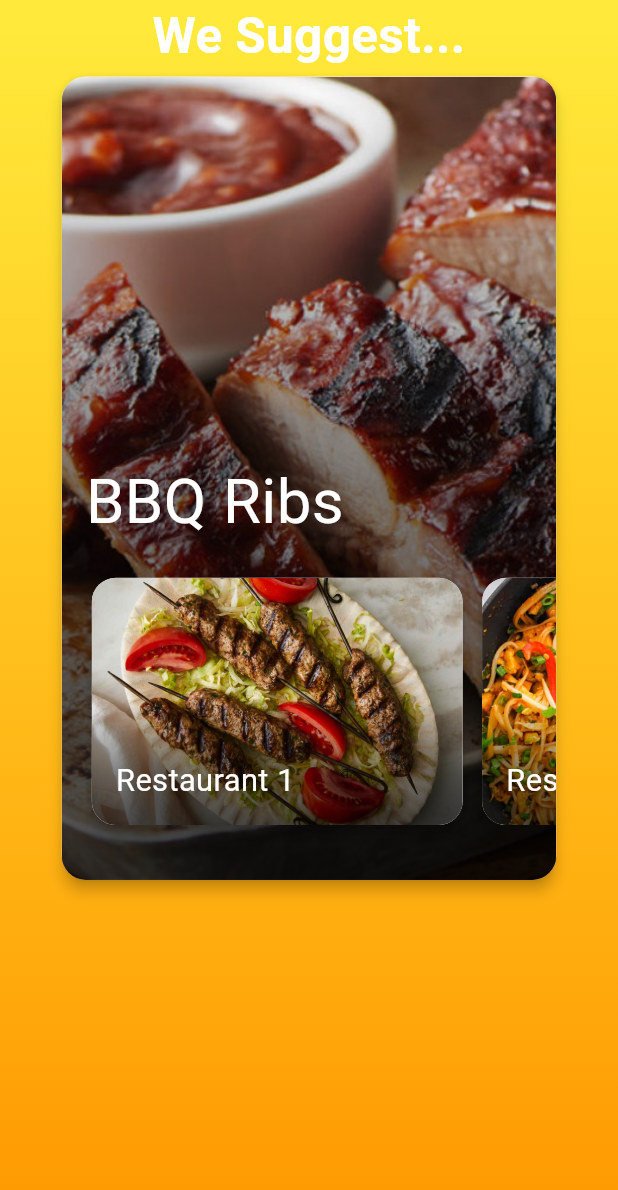
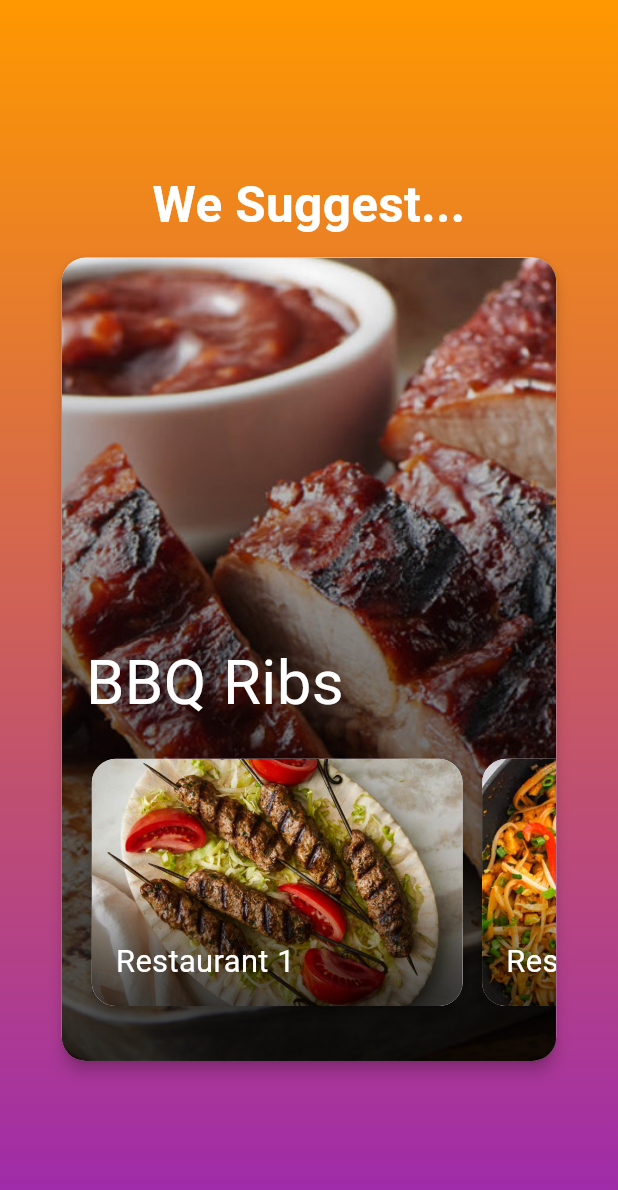
Before and after one commit to HoldenV/flavr, a Flutter app: the RecommendationPopup widget shown alone on an empty page, opened directly, on a phone screen of 412 x 824 dp. Shown: the top 1190 px of the screen. Run offline on Flutter 3.47's test engine with Material 3 defaults, Android fonts, the phone set to English and light mode, and no system bars; our stand-ins replace firebase_auth, firebase_core, flutter_card_swiper, geolocator, google_fonts, google_sign_in; accounts and stored records are empty.

Commit message:
updated recommendation popup

```diff
--- a/lib/screens/home.dart
+++ b/lib/screens/home.dart
@@ -53,7 +53,7 @@ class _HomeScreenState extends State<HomeScreen> {
     return Container(
       decoration: BoxDecoration(
         gradient: LinearGradient(
-          colors: [Colors.orange, Colors.black],
+          colors: appState.swipeCount < 7 ? [Colors.orange, Colors.black] : [Colors.purple, Colors.orange],
           stops: [0.01, 0.25],
           begin: Alignment.topCenter,
           end: Alignment.bottomCenter,
@@ -108,13 +108,7 @@ class _HomeScreenState extends State<HomeScreen> {
                 child: AnimatedSwitcher(
               duration: Duration(milliseconds: 300),
               transitionBuilder: (Widget child, Animation<double> animation) {
-                return ScaleTransition(
-                  scale: CurvedAnimation(
-                    parent: animation,
-                    curve: Curves.elasticOut, // Gives a nice pop effect
-                  ),
-                  child: child,
-                );
+                return FadeTransition(opacity: animation, child: child);
               },
               child: appState.swipeCount >= 7
                   ? RecommendationPopup()
--- a/lib/widgets/navigation_bar.dart
+++ b/lib/widgets/navigation_bar.dart
@@ -19,10 +19,10 @@ Widget useBottomNavigationBar(BuildContext context) {
               offset: const Offset(0, -1),
             ),
           ],
-          borderRadius: BorderRadius.vertical(top: Radius.circular(30.0)),
+          borderRadius: BorderRadius.vertical(top: Radius.circular(0.0)),
         ),
         child: ClipRRect(
-          borderRadius: BorderRadius.vertical(top: Radius.circular(30.0)),
+          borderRadius: BorderRadius.vertical(top: Radius.circular(0.0)),
           child: BottomNavigationBar(
             type: BottomNavigationBarType.fixed,
             currentIndex: appState.currentIndex,
--- a/lib/widgets/recommendation_popup.dart
+++ b/lib/widgets/recommendation_popup.dart
@@ -3,14 +3,59 @@ import 'package:google_fonts/google_fonts.dart';
 import 'package:provider/provider.dart';
 import 'package:flavr/providers/app_state.dart';
 
-class RecommendationPopup extends StatelessWidget {
+class RecommendationPopup extends StatefulWidget {
+  @override
+  _RecommendationPopupState createState() => _RecommendationPopupState();
+}
+
+class _RecommendationPopupState extends State<RecommendationPopup>
+    with SingleTickerProviderStateMixin {
+  late AnimationController _controller;
+  late Animation<Offset> _backgroundAnimation;
+  late Animation<double> _cardAnimation;
+
+  @override
+  void initState() {
+    super.initState();
+
+    // Set up the controller with the overall duration.
+    _controller = AnimationController(
+      duration: Duration(milliseconds: 800),
+      vsync: this,
+    );
+
+    // Background slides in from the bottom over the first 40% of the animation.
+    _backgroundAnimation = Tween<Offset>(
+      begin: Offset(0, 1),
+      end: Offset(0, 0),
+    ).animate(
+      CurvedAnimation(
+        parent: _controller,
+        curve: Interval(0.0, 0.4, curve: Curves.easeInOut),
+      ),
+    );
+
+    // Card scales in from 0 to full size, starting a bit later.
+    _cardAnimation = Tween<double>(begin: 0.0, end: 1.0).animate(
+      CurvedAnimation(
+        parent: _controller,
+        curve: Interval(0.6, 1.0, curve: Curves.elasticOut),
+      ),
+    );
+
+    _controller.forward();
+  }
+
+  @override
+  void dispose() {
+    _controller.dispose();
+    super.dispose();
+  }
+
   @override
   Widget build(BuildContext context) {
     final appState = Provider.of<AppState>(context);
     double screenWidth = MediaQuery.of(context).size.width;
-    double screenHeight = MediaQuery.of(context).size.height;
-    double iconSize = screenWidth * 0.20;
-
     return Center(
       child: Stack(
         children: [
@@ -18,35 +63,49 @@ class RecommendationPopup extends StatelessWidget {
             onTap: () {
               appState.resetSwipeCount();
             },
+            child: SlideTransition(
+              position: _backgroundAnimation,
               child: Container(
+                width: double.infinity,
+                height: double.infinity,
                 decoration: BoxDecoration(
                   gradient: LinearGradient(
-              colors: [Colors.yellow, Colors.orange],
+                    colors: [Colors.orange, Colors.purple],
                     begin: Alignment.topCenter,
                     end: Alignment.bottomCenter,
                   ),
                 ),
               ),
             ),
+          ),
           Center(
             child: Column(
+              mainAxisSize: MainAxisSize.min,
               children: [
                 Text(
                   'We Suggest...',
                   style: GoogleFonts.titanOne(
-                color: const Color.fromARGB(255, 255, 255, 255),
+                    color: Colors.white,
                     fontWeight: FontWeight.bold,
                     fontSize: screenWidth * 0.08,
                   ),
                   textAlign: TextAlign.center,
                 ),
-            RecommendationCardDisplay(
+                SizedBox(height: 8),
+                // Wrap the RecommendationCardDisplay in a ScaleTransition.
+                ScaleTransition(
+                  scale: _cardAnimation,
+                  child: RecommendationCardDisplay(
                     image_path: 'lib/assets/dish_images/bbq-ribs.jpg',
-                dish_name: "BBQ Ribs")
+                    dish_name: "BBQ Ribs",
+                  ),
+                ),
               ],
-        ))
+            ),
+          ),
         ],
-    ));
+      ),
+    );
   }
 }
 
```
Lines whose indentation alone changed are shown as unchanged.
